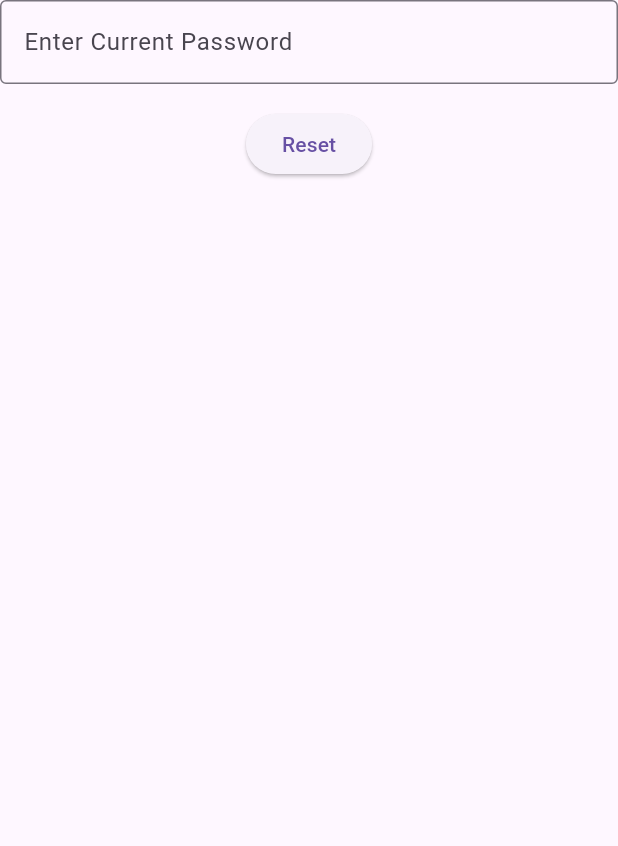
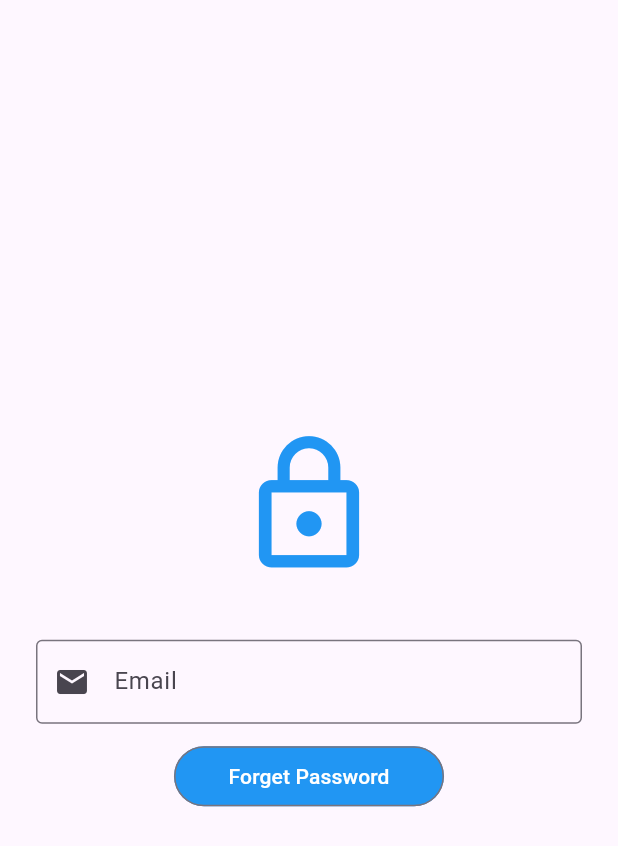
Before and after one commit to GeeksVishal/odoo, a Flutter app: the ForgetScreen screen opened directly, on a phone screen of 412 x 824 dp. Shown: the top 846 px of the screen. Run offline on Flutter 3.47's test engine with Material 3 defaults, Android fonts, the phone set to English and light mode, and no system bars.

Commit message:
Merge remote-tracking branch 'origin/master'

```diff
--- a/lib/screens/forget_screen.dart
+++ b/lib/screens/forget_screen.dart
@@ -8,23 +8,39 @@ class ForgetScreen extends StatelessWidget {
   @override
   Widget build(BuildContext context) {
     return Scaffold(
-        body: Column(
+      body: Center(
+        child: Padding(
+          padding: const EdgeInsets.all(24.0),
+          child: Column(
+            mainAxisAlignment: MainAxisAlignment.center,
             children: [
+              Icon(Icons.lock_outline, size: 100, color: Colors.blue),
+              SizedBox(height: 40),
               TextField(
                 controller: controller,
-            decoration: const InputDecoration(
-              labelText: 'Enter Current Password',
+                keyboardType: TextInputType.emailAddress,
+                decoration: InputDecoration(
+                  labelText: 'Email',
                   border: OutlineInputBorder(),
+                  prefixIcon: Icon(Icons.email),
                 ),
               ),
-          const SizedBox(height: 16),
-          ElevatedButton(
-            onPressed: () {
-
-            },
-            child: const Text('Reset'),
+              SizedBox(height: 15,),
+              Container(
+                width: 180,
+                height: 40,
+                child: OutlinedButton(
+                  onPressed: () {},
+                  style: OutlinedButton.styleFrom(
+                    foregroundColor: Colors.white, // Text color// Border color
+                    backgroundColor: Colors.blue, // Background color (optional)
+                  ),
+                  child: Text('Forget Password'),
+                ),
               ),
             ],
+          ),
+        ),
       ),
     );
   }
--- a/lib/screens/login_screen.dart
+++ b/lib/screens/login_screen.dart
@@ -8,7 +8,7 @@ class LoginScreen extends StatelessWidget {
   final TextEditingController _passwordController = TextEditingController();
 
   void _Login() {
-    print('tari mano pico');
+
   }
 
   @override
```
Lines whose indentation alone changed are shown as unchanged.
